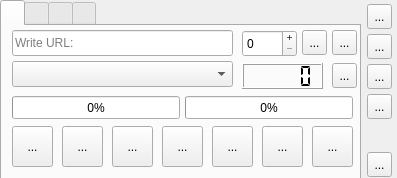
This is parser.ui in Silver-North/ani-ma_checker as Qt 5 draws it before an edit. The edited form follows.
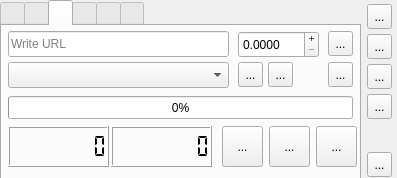
This is the edited form. The open tabs and pages were chosen to show the change. Icons and pictures are not drawn.

Commit message: update design & get data

```diff
--- a/parser.ui
+++ b/parser.ui
@@ -355,7 +355,7 @@
        <rect>
         <x>10</x>
         <y>70</y>
-        <width>168</width>
+        <width>101</width>
         <height>23</height>
        </rect>
       </property>
@@ -378,9 +378,9 @@
      <widget class="QProgressBar" name="progressBar_2">
       <property name="geometry">
        <rect>
-        <x>183</x>
+        <x>260</x>
         <y>70</y>
-        <width>168</width>
+        <width>91</width>
         <height>23</height>
        </rect>
       </property>
@@ -674,6 +674,285 @@
       </property>
      </widget>
     </widget>
+    <widget class="QWidget" name="tab_5">
+     <attribute name="title">
+      <string/>
+     </attribute>
+     <attribute name="toolTip">
+      <string>Ranobe</string>
+     </attribute>
+     <widget class="QLCDNumber" name="lcdNumber_5">
+      <property name="geometry">
+       <rect>
+        <x>109</x>
+        <y>100</y>
+        <width>101</width>
+        <height>41</height>
+       </rect>
+      </property>
+      <property name="toolTip">
+       <string>Current</string>
+      </property>
+      <property name="digitCount">
+       <number>8</number>
+      </property>
+      <property name="segmentStyle">
+       <enum>QLCDNumber::Flat</enum>
+      </property>
+     </widget>
+     <widget class="QToolButton" name="toolButton_27">
+      <property name="geometry">
+       <rect>
+        <x>314</x>
+        <y>100</y>
+        <width>41</width>
+        <height>41</height>
+       </rect>
+      </property>
+      <property name="toolTip">
+       <string>Log</string>
+      </property>
+      <property name="statusTip">
+       <string/>
+      </property>
+      <property name="text">
+       <string>...</string>
+      </property>
+      <property name="iconSize">
+       <size>
+        <width>36</width>
+        <height>36</height>
+       </size>
+      </property>
+     </widget>
+     <widget class="QLCDNumber" name="lcdNumber_4">
+      <property name="geometry">
+       <rect>
+        <x>6</x>
+        <y>100</y>
+        <width>101</width>
+        <height>41</height>
+       </rect>
+      </property>
+      <property name="toolTip">
+       <string>Readed</string>
+      </property>
+      <property name="digitCount">
+       <number>8</number>
+      </property>
+      <property name="segmentStyle">
+       <enum>QLCDNumber::Flat</enum>
+      </property>
+     </widget>
+     <widget class="QToolButton" name="toolButton_26">
+      <property name="geometry">
+       <rect>
+        <x>220</x>
+        <y>100</y>
+        <width>41</width>
+        <height>41</height>
+       </rect>
+      </property>
+      <property name="toolTip">
+       <string>Update</string>
+      </property>
+      <property name="statusTip">
+       <string/>
+      </property>
+      <property name="text">
+       <string>...</string>
+      </property>
+      <property name="iconSize">
+       <size>
+        <width>36</width>
+        <height>36</height>
+       </size>
+      </property>
+     </widget>
+     <widget class="QToolButton" name="toolButton_31">
+      <property name="geometry">
+       <rect>
+        <x>267</x>
+        <y>100</y>
+        <width>41</width>
+        <height>41</height>
+       </rect>
+      </property>
+      <property name="toolTip">
+       <string>Check..</string>
+      </property>
+      <property name="statusTip">
+       <string/>
+      </property>
+      <property name="text">
+       <string>...</string>
+      </property>
+      <property name="iconSize">
+       <size>
+        <width>36</width>
+        <height>36</height>
+       </size>
+      </property>
+     </widget>
+     <widget class="QToolButton" name="toolButton_28">
+      <property name="geometry">
+       <rect>
+        <x>326</x>
+        <y>36</y>
+        <width>25</width>
+        <height>25</height>
+       </rect>
+      </property>
+      <property name="toolTip">
+       <string>Open URL</string>
+      </property>
+      <property name="statusTip">
+       <string/>
+      </property>
+      <property name="text">
+       <string>...</string>
+      </property>
+      <property name="iconSize">
+       <size>
+        <width>16</width>
+        <height>16</height>
+       </size>
+      </property>
+     </widget>
+     <widget class="QToolButton" name="toolButton_29">
+      <property name="geometry">
+       <rect>
+        <x>236</x>
+        <y>36</y>
+        <width>25</width>
+        <height>25</height>
+       </rect>
+      </property>
+      <property name="toolTip">
+       <string>Deleted</string>
+      </property>
+      <property name="statusTip">
+       <string/>
+      </property>
+      <property name="text">
+       <string>...</string>
+      </property>
+     </widget>
+     <widget class="QLineEdit" name="lineEdit_3">
+      <property name="geometry">
+       <rect>
+        <x>6</x>
+        <y>5</y>
+        <width>221</width>
+        <height>26</height>
+       </rect>
+      </property>
+      <property name="placeholderText">
+       <string>Write URL</string>
+      </property>
+     </widget>
+     <widget class="QComboBox" name="comboBox_6">
+      <property name="geometry">
+       <rect>
+        <x>6</x>
+        <y>36</y>
+        <width>221</width>
+        <height>26</height>
+       </rect>
+      </property>
+     </widget>
+     <widget class="QProgressBar" name="progressBar_7">
+      <property name="geometry">
+       <rect>
+        <x>6</x>
+        <y>70</y>
+        <width>345</width>
+        <height>23</height>
+       </rect>
+      </property>
+      <property name="toolTip">
+       <string>Progress Checking..</string>
+      </property>
+      <property name="value">
+       <number>0</number>
+      </property>
+     </widget>
+     <widget class="QDoubleSpinBox" name="doubleSpinBox_2">
+      <property name="geometry">
+       <rect>
+        <x>236</x>
+        <y>5</y>
+        <width>81</width>
+        <height>27</height>
+       </rect>
+      </property>
+      <property name="toolTip">
+       <string>Tom &amp; Chapter</string>
+      </property>
+      <property name="buttonSymbols">
+       <enum>QAbstractSpinBox::PlusMinus</enum>
+      </property>
+      <property name="specialValueText">
+       <string/>
+      </property>
+      <property name="prefix">
+       <string/>
+      </property>
+      <property name="suffix">
+       <string/>
+      </property>
+      <property name="decimals">
+       <number>4</number>
+      </property>
+      <property name="maximum">
+       <double>9999.989999999999782</double>
+      </property>
+      <property name="stepType">
+       <enum>QAbstractSpinBox::AdaptiveDecimalStepType</enum>
+      </property>
+      <property name="value">
+       <double>0.000000000000000</double>
+      </property>
+     </widget>
+     <widget class="QToolButton" name="toolButton_32">
+      <property name="geometry">
+       <rect>
+        <x>326</x>
+        <y>5</y>
+        <width>25</width>
+        <height>25</height>
+       </rect>
+      </property>
+      <property name="toolTip">
+       <string>Saved</string>
+      </property>
+      <property name="statusTip">
+       <string/>
+      </property>
+      <property name="text">
+       <string>...</string>
+      </property>
+     </widget>
+     <widget class="QToolButton" name="toolButton_30">
+      <property name="geometry">
+       <rect>
+        <x>266</x>
+        <y>36</y>
+        <width>25</width>
+        <height>25</height>
+       </rect>
+      </property>
+      <property name="toolTip">
+       <string>Edit Readed</string>
+      </property>
+      <property name="statusTip">
+       <string/>
+      </property>
+      <property name="text">
+       <string>...</string>
+      </property>
+     </widget>
+    </widget>
     <widget class="QWidget" name="tab_3">
      <attribute name="title">
       <string/>
@@ -874,6 +1153,112 @@
       </property>
      </widget>
     </widget>
+    <widget class="QWidget" name="tab_6">
+     <attribute name="title">
+      <string/>
+     </attribute>
+     <attribute name="toolTip">
+      <string>Ranobe Description</string>
+     </attribute>
+     <widget class="QComboBox" name="comboBox_5">
+      <property name="geometry">
+       <rect>
+        <x>10</x>
+        <y>0</y>
+        <width>231</width>
+        <height>26</height>
+       </rect>
+      </property>
+     </widget>
+     <widget class="QToolButton" name="toolButton_25">
+      <property name="geometry">
+       <rect>
+        <x>330</x>
+        <y>0</y>
+        <width>25</width>
+        <height>25</height>
+       </rect>
+      </property>
+      <property name="toolTip">
+       <string>Update Description</string>
+      </property>
+      <property name="text">
+       <string>...</string>
+      </property>
+     </widget>
+     <widget class="QLabel" name="label_7">
+      <property name="geometry">
+       <rect>
+        <x>18</x>
+        <y>31</y>
+        <width>90</width>
+        <height>110</height>
+       </rect>
+      </property>
+      <property name="layoutDirection">
+       <enum>Qt::LeftToRight</enum>
+      </property>
+      <property name="frameShape">
+       <enum>QFrame::WinPanel</enum>
+      </property>
+      <property name="text">
+       <string>IMG</string>
+      </property>
+      <property name="textFormat">
+       <enum>Qt::AutoText</enum>
+      </property>
+      <property name="alignment">
+       <set>Qt::AlignCenter</set>
+      </property>
+     </widget>
+     <widget class="QTextEdit" name="textEdit_3">
+      <property name="geometry">
+       <rect>
+        <x>123</x>
+        <y>30</y>
+        <width>231</width>
+        <height>111</height>
+       </rect>
+      </property>
+      <property name="font">
+       <font>
+        <pointsize>7</pointsize>
+       </font>
+      </property>
+      <property name="verticalScrollBarPolicy">
+       <enum>Qt::ScrollBarAlwaysOn</enum>
+      </property>
+      <property name="readOnly">
+       <bool>true</bool>
+      </property>
+      <property name="markdown">
+       <string/>
+      </property>
+      <property name="html">
+       <string>&lt;!DOCTYPE HTML PUBLIC &quot;-//W3C//DTD HTML 4.0//EN&quot; &quot;http://www.w3.org/TR/REC-html40/strict.dtd&quot;&gt;
+&lt;html&gt;&lt;head&gt;&lt;meta name=&quot;qrichtext&quot; content=&quot;1&quot; /&gt;&lt;style type=&quot;text/css&quot;&gt;
+p, li { white-space: pre-wrap; }
+&lt;/style&gt;&lt;/head&gt;&lt;body style=&quot; font-family:'Sans Serif'; font-size:7pt; font-weight:400; font-style:normal;&quot;&gt;
+&lt;p style=&quot;-qt-paragraph-type:empty; margin-top:0px; margin-bottom:0px; margin-left:0px; margin-right:0px; -qt-block-indent:0; text-indent:0px; font-size:9pt;&quot;&gt;&lt;br /&gt;&lt;/p&gt;&lt;/body&gt;&lt;/html&gt;</string>
+      </property>
+      <property name="placeholderText">
+       <string>Description...</string>
+      </property>
+     </widget>
+     <widget class="QProgressBar" name="progressBar_6">
+      <property name="geometry">
+       <rect>
+        <x>244</x>
+        <y>0</y>
+        <width>81</width>
+        <height>23</height>
+       </rect>
+      </property>
+      <property name="value">
+       <number>0</number>
+      </property>
+     </widget>
+    </widget>
    </widget>
    <widget class="QToolButton" name="toolButton_18">
     <property name="geometry">
```
Left out of the diff: 28 changed lines with no effect on the pictures. The commit also changes 6 other files.
